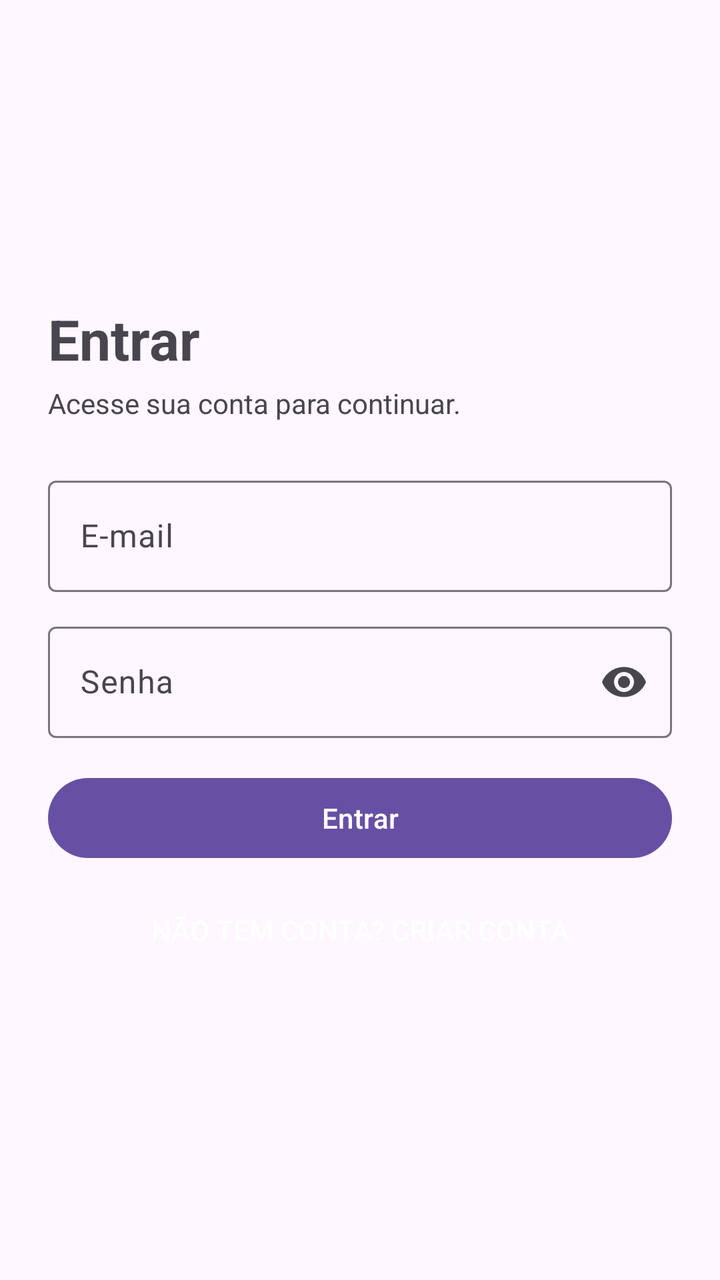
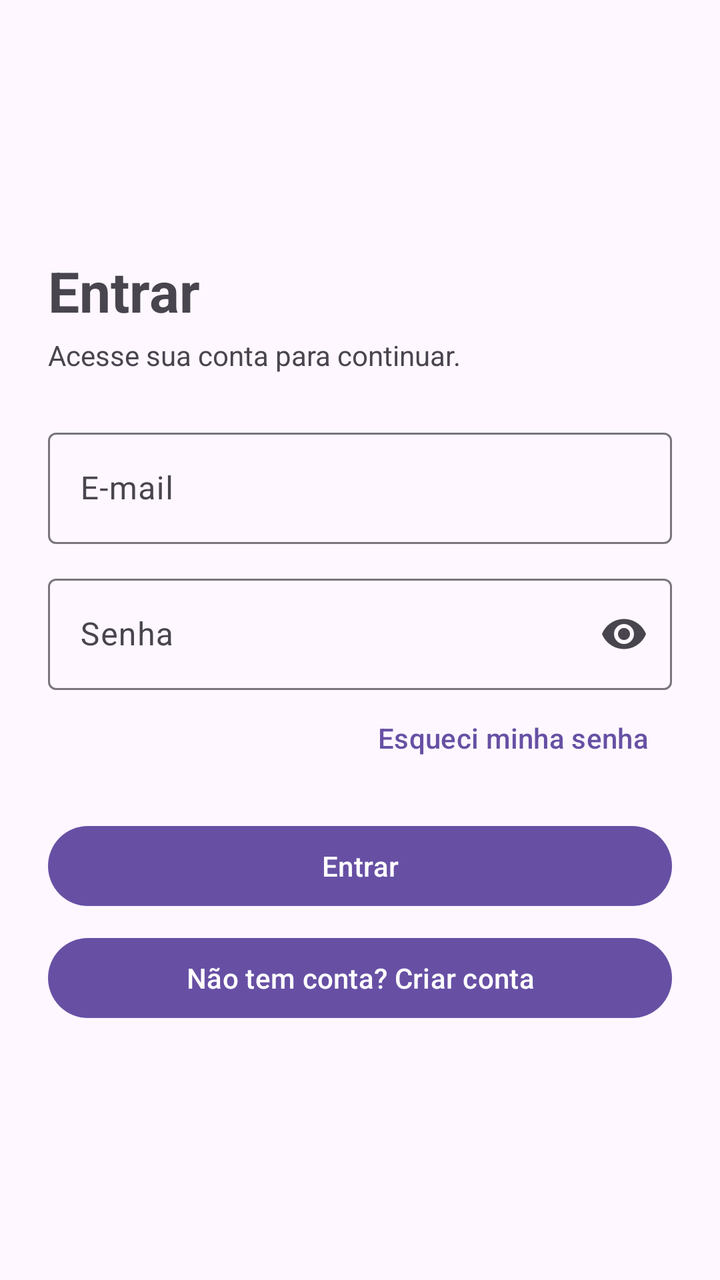

The first picture is an Android layout as it rendered before a commit; the second is the same layout after the commit. The layout source and the unified diff follow.
<!-- AndroidManifest.xml: application theme Theme.Lumiere -->
<!-- res/layout/fragment_login.xml -->
<?xml version="1.0" encoding="utf-8"?>
<ScrollView xmlns:android="http://schemas.android.com/apk/res/android"
    xmlns:app="http://schemas.android.com/apk/res-auto"
    android:layout_width="match_parent"
    android:layout_height="match_parent"
    android:fillViewport="true">

    <LinearLayout
        android:layout_width="match_parent"
        android:layout_height="wrap_content"
        android:orientation="vertical"
        android:gravity="center_vertical"
        android:padding="24dp">

        <TextView
            android:layout_width="wrap_content"
            android:layout_height="wrap_content"
            android:text="Entrar"
            android:textSize="28sp"
            android:textStyle="bold" />

        <TextView
            android:layout_width="wrap_content"
            android:layout_height="wrap_content"
            android:layout_marginTop="4dp"
            android:text="Acesse sua conta para continuar." />

        <com.google.android.material.textfield.TextInputLayout
            style="?attr/textInputOutlinedStyle"
            android:layout_width="match_parent"
            android:layout_height="wrap_content"
            android:layout_marginTop="24dp"
            android:hint="E-mail">

            <com.google.android.material.textfield.TextInputEditText
                android:id="@+id/etEmail"
                android:layout_width="match_parent"
                android:layout_height="wrap_content"
                android:inputType="textEmailAddress"
                android:maxLines="1" />
        </com.google.android.material.textfield.TextInputLayout>

        <com.google.android.material.textfield.TextInputLayout
            style="?attr/textInputOutlinedStyle"
            android:layout_width="match_parent"
            android:layout_height="wrap_content"
            android:layout_marginTop="12dp"
            android:hint="Senha"
            app:endIconMode="password_toggle">

            <com.google.android.material.textfield.TextInputEditText
                android:id="@+id/etPassword"
                android:layout_width="match_parent"
                android:layout_height="wrap_content"
                android:inputType="textPassword"
                android:maxLines="1" />
        </com.google.android.material.textfield.TextInputLayout>

        <TextView
            android:id="@+id/tvError"
            android:layout_width="match_parent"
            android:layout_height="wrap_content"
            android:layout_marginTop="8dp"
            android:textColor="?attr/colorError"
            android:visibility="gone" />

        <Button
            android:id="@+id/btnLogin"
            android:layout_width="match_parent"
            android:layout_height="wrap_content"
            android:layout_marginTop="16dp"
            android:text="Entrar" />

        <ProgressBar
            android:id="@+id/progress"
            android:layout_width="wrap_content"
            android:layout_height="wrap_content"
            android:layout_gravity="center_horizontal"
            android:layout_marginTop="8dp"
            android:visibility="gone" />

        <Button
            android:id="@+id/btnGoRegister"
            style="?android:attr/borderlessButtonStyle"
            android:layout_width="match_parent"
            android:layout_height="wrap_content"
            android:layout_marginTop="8dp"
            android:text="Não tem conta? Criar conta" />
    </LinearLayout>
</ScrollView>
<!-- resources referenced by this layout -->
<resources>
  <style name="Theme.Lumiere" parent="Base.Theme.Lumiere" />
  <style name="Base.Theme.Lumiere" parent="Theme.Material3.DayNight.NoActionBar">
          
          
      </style>
</resources>

<!-- the commit's change to res/layout/fragment_login.xml (unified diff, before → after) -->
@@ -56,6 +56,14 @@
                 android:maxLines="1" />
         </com.google.android.material.textfield.TextInputLayout>
 
+        <com.google.android.material.button.MaterialButton
+            android:id="@+id/btnForgot"
+            style="?attr/borderlessButtonStyle"
+            android:layout_width="wrap_content"
+            android:layout_height="wrap_content"
+            android:layout_gravity="end"
+            android:text="Esqueci minha senha" />
+
         <TextView
             android:id="@+id/tvError"
             android:layout_width="match_parent"
@@ -81,7 +89,6 @@
 
         <Button
             android:id="@+id/btnGoRegister"
-            style="?android:attr/borderlessButtonStyle"
             android:layout_width="match_parent"
             android:layout_height="wrap_content"
             android:layout_marginTop="8dp"
